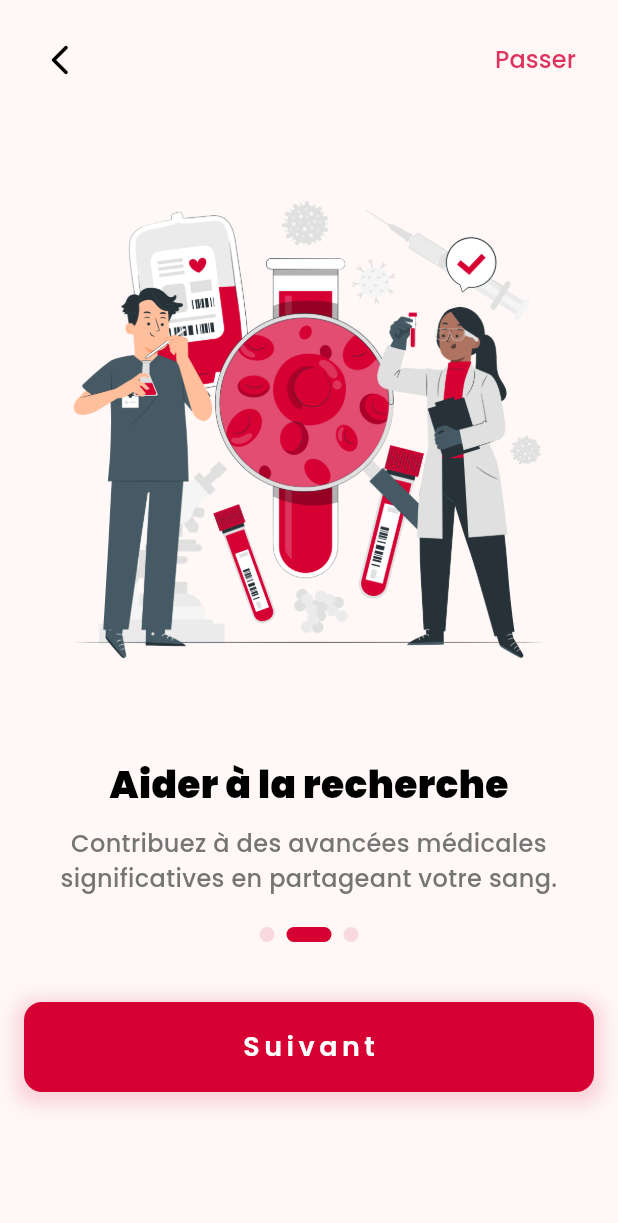
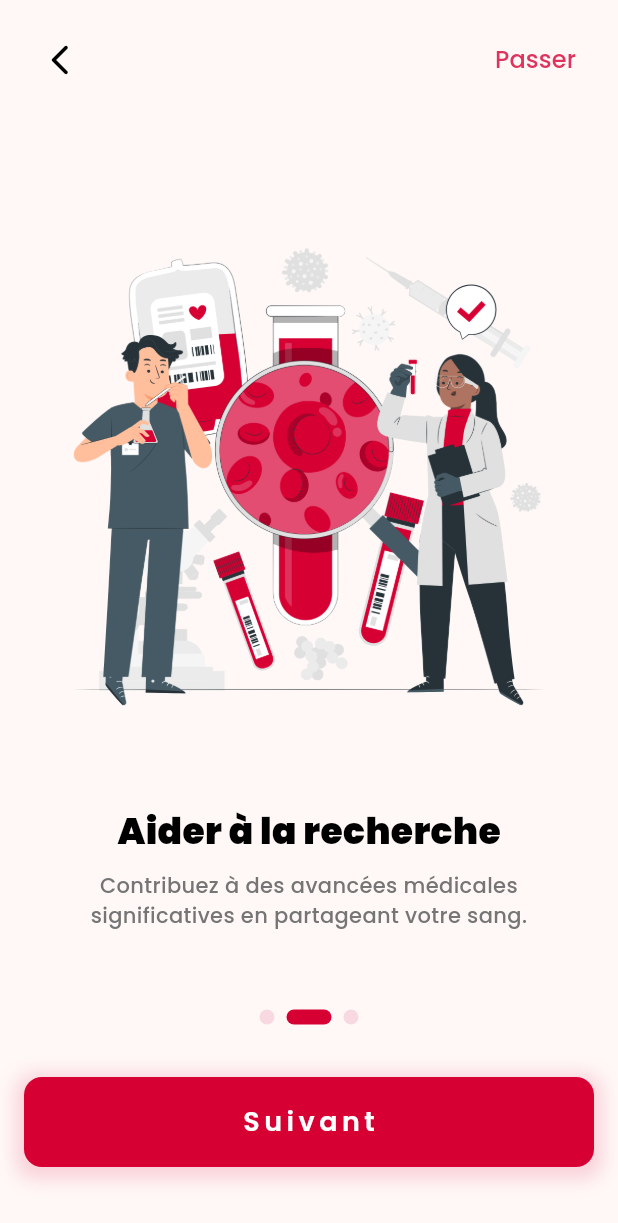
Before and after one commit to Abberate/blood_donation, a Flutter app: the screen it shows after launch, swiped to page 2, on a phone screen of 412 x 824 dp. Shown: the top 1223 px of the screen. Run offline on Flutter 3.47's test engine with Material 3 defaults, Android fonts, the phone set to English and light mode, and no system bars; drawn by our look-alikes of smooth_page_indicator; our stand-ins replace google_fonts.

Commit message:
commit-02-07-2024

```diff
--- a/lib/constraints.dart
+++ b/lib/constraints.dart
@@ -15,7 +15,7 @@ final TextStyle kTextStyle = GoogleFonts.poppins(
 );
 
 final TextStyle kTextTitre = GoogleFonts.poppins(
-  fontSize: 25,
+  fontSize: 24,
   fontWeight: FontWeight.w900,
   color: Colors.black,
 );
@@ -27,7 +27,7 @@ final TextStyle kTextChampSaisie = GoogleFonts.poppins(
 );
 
 final TextStyle kTextSousTitre = GoogleFonts.poppins(
-  fontSize: 16,
+  fontSize: 14,
   fontWeight: FontWeight.w500,
   color: Colors.grey[600],
 );
--- a/lib/screens/onboarding_screen.dart
+++ b/lib/screens/onboarding_screen.dart
@@ -78,7 +78,7 @@ class _OnboardingScreenState extends State<OnboardingScreen> {
                 ),
               ),
               Padding(
-                padding: const EdgeInsets.fromLTRB(0, 0, 0, 40),
+                padding: const EdgeInsets.fromLTRB(0, 0, 0, 35),
                 child: SmoothPageIndicator(
                   controller: _controller, // PageController
                   count: 3,
@@ -92,7 +92,7 @@ class _OnboardingScreenState extends State<OnboardingScreen> {
                 ),
               ),
               Padding(
-                padding: const EdgeInsets.only(bottom: 80.0),
+                padding: const EdgeInsets.only(bottom: 30.0),
                 child: GestureDetector(
                   onTap: _currentPage < 2
                       ? () {
@@ -118,7 +118,8 @@ class _OnboardingScreenState extends State<OnboardingScreen> {
                           color: kPrimaryRougeB.withOpacity(0.2),
                           spreadRadius: 5,
                           blurRadius: 10,
-                          offset: const Offset(0, 3), // changes position of shadow
+                          offset:
+                              const Offset(0, 3), // changes position of shadow
                         ),
                       ],
                     ),
```
Lines whose indentation alone changed are shown as unchanged.
